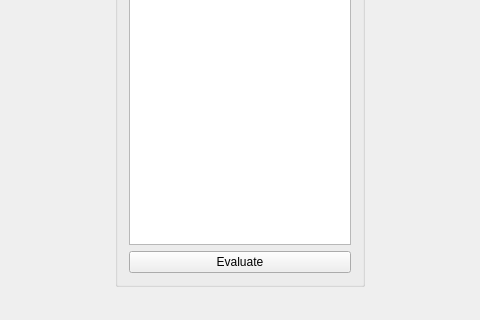
This is gui_app/mainwindow.ui in olegyablokov/pde-numeric-solver as Qt 5 draws it before an edit; both pictures show x 349 to 829 and y 405 to 725 of the 1178 by 725 pixel window. The edited form follows.
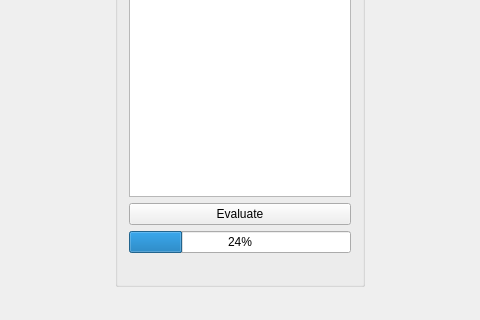
This is the edited form.

What changed in the file:
```diff
--- a/gui_app/mainwindow.ui
+++ b/gui_app/mainwindow.ui
@@ -104,6 +104,26 @@
            </property>
           </widget>
          </item>
+         <item>
+          <widget class="QProgressBar" name="GraphSolutionProgressBar">
+           <property name="value">
+            <number>24</number>
+           </property>
+          </widget>
+         </item>
+         <item>
+          <widget class="QLabel" name="GraphSolutionProgressLabel">
+           <property name="sizePolicy">
+            <sizepolicy hsizetype="Preferred" vsizetype="Maximum">
+             <horstretch>0</horstretch>
+             <verstretch>0</verstretch>
+            </sizepolicy>
+           </property>
+           <property name="text">
+            <string/>
+           </property>
+          </widget>
+         </item>
         </layout>
        </widget>
       </item>
```
